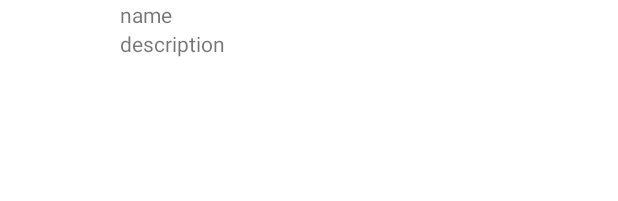
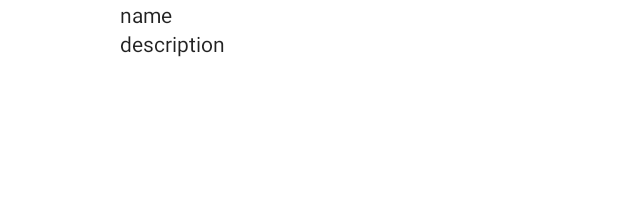
Before and after one commit to luk4s0842/mge-2022, an Android app: the layout artists_list_item.xml on its own in the app's theme, with its tools: preview values and no code run, on a phone screen of 412 x 824 dp. Shown: the top 201 px of the screen. Run offline under Robolectric (Android 15) with nearby library versions, the phone set to English and light mode, and no system bars; network calls fail.

Commit message:
fixed font color for list items when dark mode is active

```diff
--- a/MGE2022/app/src/main/java/com/habeggerdomeisenjoos/mge_2022/SettingsHandler.kt
+++ b/MGE2022/app/src/main/java/com/habeggerdomeisenjoos/mge_2022/SettingsHandler.kt
@@ -73,9 +73,8 @@ class SettingsHandler private constructor() {
 
     private fun setDarkModeMaterial(value: Boolean) {
         if (value) {
-                AppCompatDelegate.setDefaultNightMode(AppCompatDelegate.MODE_NIGHT_YES)
-        }
-        else{
+            AppCompatDelegate.setDefaultNightMode(AppCompatDelegate.MODE_NIGHT_YES)
+        } else {
             AppCompatDelegate.setDefaultNightMode(AppCompatDelegate.MODE_NIGHT_FOLLOW_SYSTEM)
         }
     }
--- a/MGE2022/app/src/main/java/com/habeggerdomeisenjoos/mge_2022/activities/ConcertsActivity.kt
+++ b/MGE2022/app/src/main/java/com/habeggerdomeisenjoos/mge_2022/activities/ConcertsActivity.kt
@@ -28,6 +28,5 @@ class ConcertsActivity : AppCompatActivity() {
                 recyclerView.adapter = adapter
             }
         }
-        // var artist = Artist("Test", "K8vZ9171oZf")
     }
 }
--- a/MGE2022/app/src/main/java/com/habeggerdomeisenjoos/mge_2022/model/AppRepository.kt
+++ b/MGE2022/app/src/main/java/com/habeggerdomeisenjoos/mge_2022/model/AppRepository.kt
@@ -15,7 +15,7 @@ class AppRepository {
 
             database.artistDao().delete(getArtists()[0])
             if (getArtists().isEmpty()) {
-                addArtist("K8vZ917GqdV", "Peter Fox", "Er ist ein talentierter Sänger", "https://images.berliner-kurier.de/2022/10/21/3ac5c065-818e-4928-bbb1-6b88e665494d.jpeg?rect=0%2C3%2C2048%2C1365&w=1024&auto=format")
+                addArtist("K8vZ9171oZf", "Peter Fox", "Er ist ein talentierter Sänger", "https://images.berliner-kurier.de/2022/10/21/3ac5c065-818e-4928-bbb1-6b88e665494d.jpeg?rect=0%2C3%2C2048%2C1365&w=1024&auto=format")
             }
         }
 
--- a/MGE2022/app/src/main/res/layout/artists_list_item.xml
+++ b/MGE2022/app/src/main/res/layout/artists_list_item.xml
@@ -24,6 +24,7 @@
             android:layout_height="wrap_content"
             android:text="name"
             app:layout_constraintStart_toEndOf="@+id/artist_list_item_picture"
+            android:textColor="?android:attr/textColorPrimary"
             app:layout_constraintTop_toTopOf="parent" />
 
         <TextView
@@ -32,6 +33,7 @@
             android:layout_height="wrap_content"
             app:layout_constraintStart_toStartOf="@id/artist_list_item_name"
             app:layout_constraintTop_toBottomOf="@id/artist_list_item_name"
+            android:textColor="?android:attr/textColorPrimary"
             android:text="description"/>
     </androidx.constraintlayout.widget.ConstraintLayout>
 
--- a/MGE2022/app/src/main/res/layout/events_list_item.xml
+++ b/MGE2022/app/src/main/res/layout/events_list_item.xml
@@ -26,12 +26,14 @@
                 android:layout_width="wrap_content"
                 android:layout_height="wrap_content"
                 android:textSize="25sp"
+                android:textColor="?android:attr/textColorPrimary"
                 android:textAppearance="?attr/textAppearanceHeadlineLarge" />
             <TextView
                 android:id="@+id/event_artist"
                 android:layout_width="wrap_content"
                 android:layout_height="wrap_content"
                 android:textSize="20sp"
+                android:textColor="?android:attr/textColorPrimary"
                 android:textAppearance="?attr/textAppearanceHeadlineMedium"/>
 
             <TextView
@@ -39,6 +41,7 @@
                 android:layout_width="wrap_content"
                 android:layout_height="wrap_content"
                 android:textSize="20sp"
+                android:textColor="?android:attr/textColorPrimary"
                 android:textAppearance="?attr/textAppearanceHeadlineMedium"/>
 
             <TextView
@@ -46,6 +49,7 @@
                 android:layout_width="wrap_content"
                 android:layout_height="wrap_content"
                 android:textSize="20sp"
+                android:textColor="?android:attr/textColorPrimary"
                 android:textAppearance="?attr/textAppearanceHeadlineMedium"/>
         </LinearLayout>
     </LinearLayout>
```
